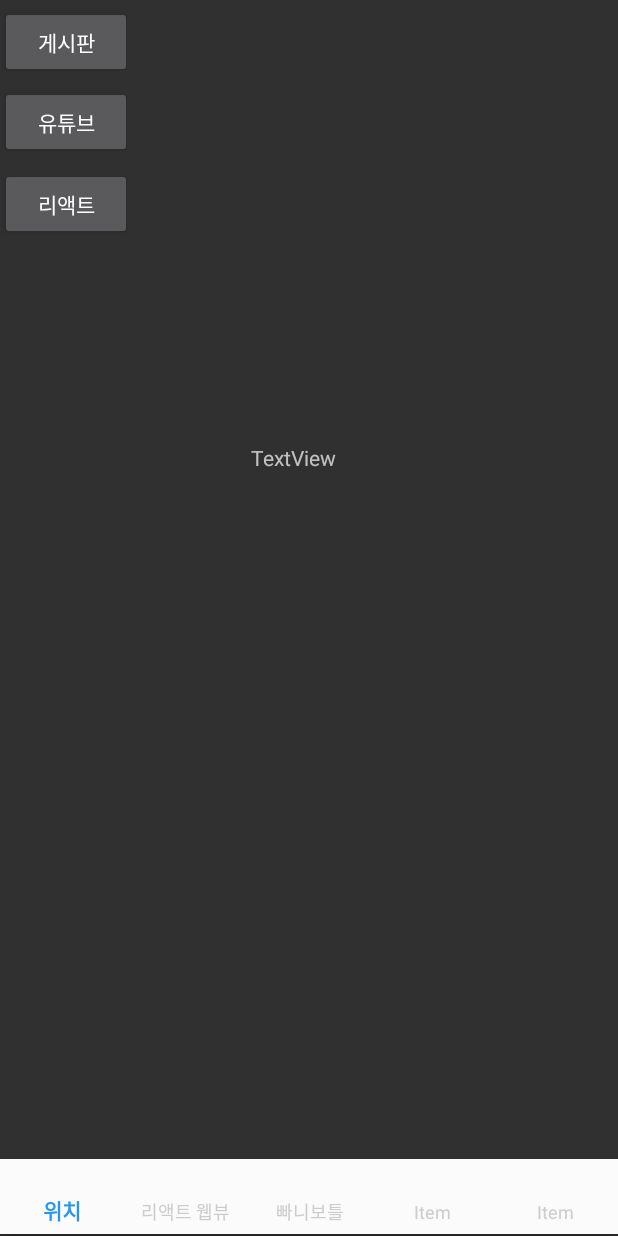
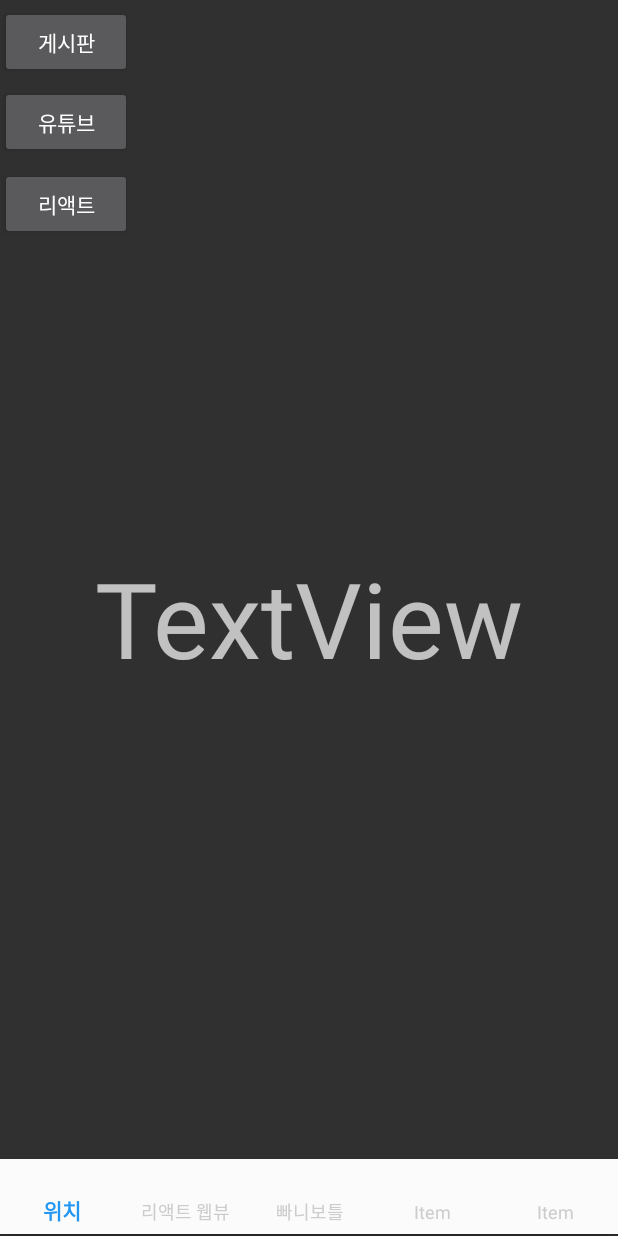
Before and after one commit to fpem3309/Android_Pro, an Android app: the screen it shows after launch (MainActivity), on a phone screen of 412 x 824 dp. Run offline under Robolectric (Android 15) with nearby library versions, the phone set to English and light mode, and no system bars; libraries missing offline, so code that uses them is left out: com.naver.maps; plain views replace MapView.

Commit message:
fragment

```diff
--- a/app/src/main/java/com/kmg/naver/MainActivity.java
+++ b/app/src/main/java/com/kmg/naver/MainActivity.java
@@ -2,8 +2,6 @@ package com.kmg.naver;
 
 import androidx.annotation.NonNull;
 import androidx.appcompat.app.AppCompatActivity;
-import androidx.fragment.app.FragmentManager;
-import androidx.fragment.app.FragmentTransaction;
 
 import android.os.Bundle;
 
@@ -13,19 +11,15 @@ import android.widget.Toast;
 
 import com.google.android.material.bottomnavigation.BottomNavigationView;
 
+public class MainActivity extends AppCompatActivity {
 
-
-public class MainActivity extends AppCompatActivity {
-    private FragmentManager fragmentManager;
-    private Fragment_1 fragment_1;
-    private FragmentTransaction transaction;
+    Fragment_1 fragment_1;
 
     Button btn_goboard;
     Button btn_goYoutube;
     Button btn_goReact;
 
     BottomNavigationView nv;
-    Fragment_1 fg1;
 
     @Override
     protected void onCreate(Bundle savedInstanceState) {
@@ -36,12 +30,9 @@ public class MainActivity extends AppCompatActivity {
         btn_goYoutube = findViewById(R.id.btn_goYoutube);
         btn_goReact = findViewById(R.id.btn_goReact);
 
+        fragment_1 = new Fragment_1();
 
-        fragmentManager = getSupportFragmentManager();
-        fg1 = new Fragment_1();
-
-        transaction = fragmentManager.beginTransaction();
-        transaction.replace(R.id.frameLayouit, fg1).commitAllowingStateLoss();
+        getSupportFragmentManager().beginTransaction().replace(R.id.frameLayout,fragment_1).commit();
 
         nv = findViewById(R.id.bottomNavigationView);
 
@@ -55,9 +46,10 @@ public class MainActivity extends AppCompatActivity {
                         break;
 
                     case R.id.tab2:
-                        //getSupportFragmentManager().beginTransaction().replace(R.id.fragment_layout,fg1).commit();
+                        getSupportFragmentManager().beginTransaction().replace(R.id.frameLayout,fragment_1).commit();
                         Toast.makeText(getApplicationContext(),"2번 선택!",Toast.LENGTH_SHORT).show();
                         break;
+
                     case R.id.tab3:
                         Toast.makeText(getApplicationContext(),"3번 선택!",Toast.LENGTH_SHORT).show();
                         break;
--- a/app/src/main/res/layout/activity_main.xml
+++ b/app/src/main/res/layout/activity_main.xml
@@ -16,7 +16,7 @@
     <!-- 네이버 지도 -->
 
     <FrameLayout
-        android:id="@+id/frameLayouit"
+        android:id="@+id/frameLayout"
         android:layout_width="match_parent"
         android:layout_height="match_parent"
         app:layout_constraintBottom_toBottomOf="parent"
--- a/app/src/main/res/layout/fragment_1.xml
+++ b/app/src/main/res/layout/fragment_1.xml
@@ -10,11 +10,8 @@
         android:id="@+id/textView"
         android:layout_width="wrap_content"
         android:layout_height="wrap_content"
-        android:layout_marginStart="166dp"
-        android:layout_marginTop="249dp"
-        android:layout_marginEnd="187dp"
-        android:layout_marginBottom="463dp"
         android:text="TextView"
+        android:textSize="70sp"
         app:layout_constraintBottom_toBottomOf="parent"
         app:layout_constraintEnd_toEndOf="parent"
         app:layout_constraintStart_toStartOf="parent"
```
Also changed, not shown: app/src/main/AndroidManifest.xml (+4 -5 lines), app/src/main/java/com/kmg/naver/Fragment_2.java (added, +84 -0 lines).
